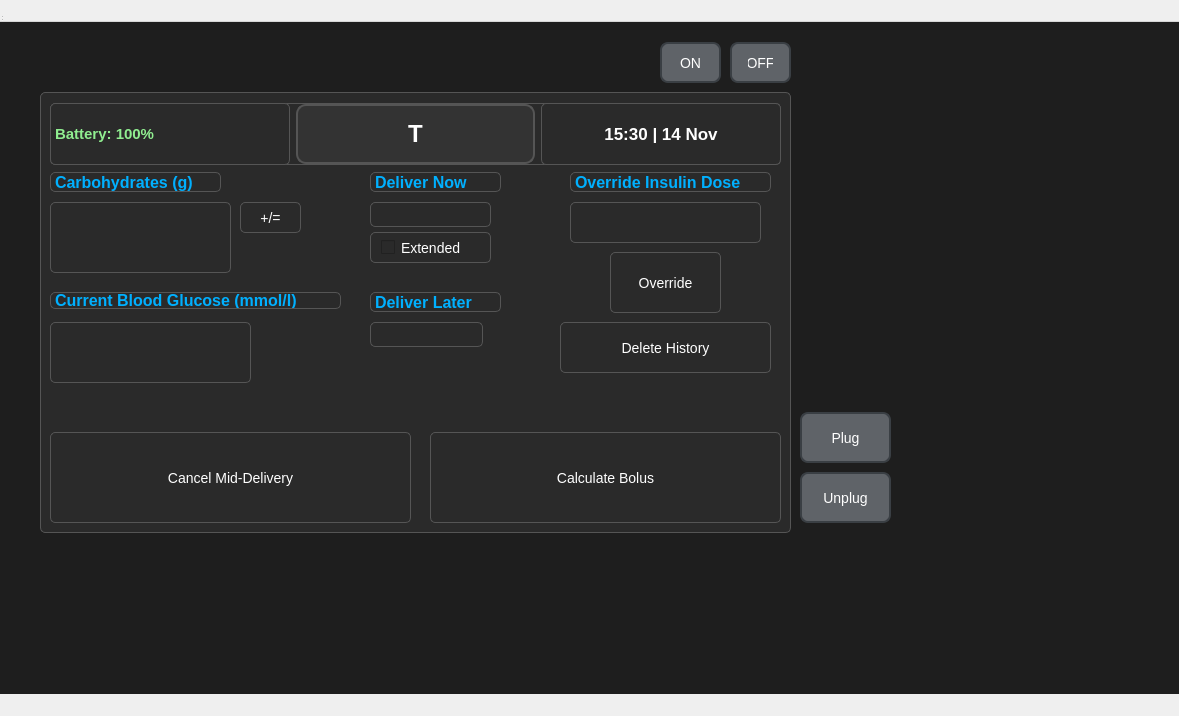
Before: the Qt Designer form src/bolusmenu.ui in Jelloge/insulin-pump-project, drawn with Qt 5.
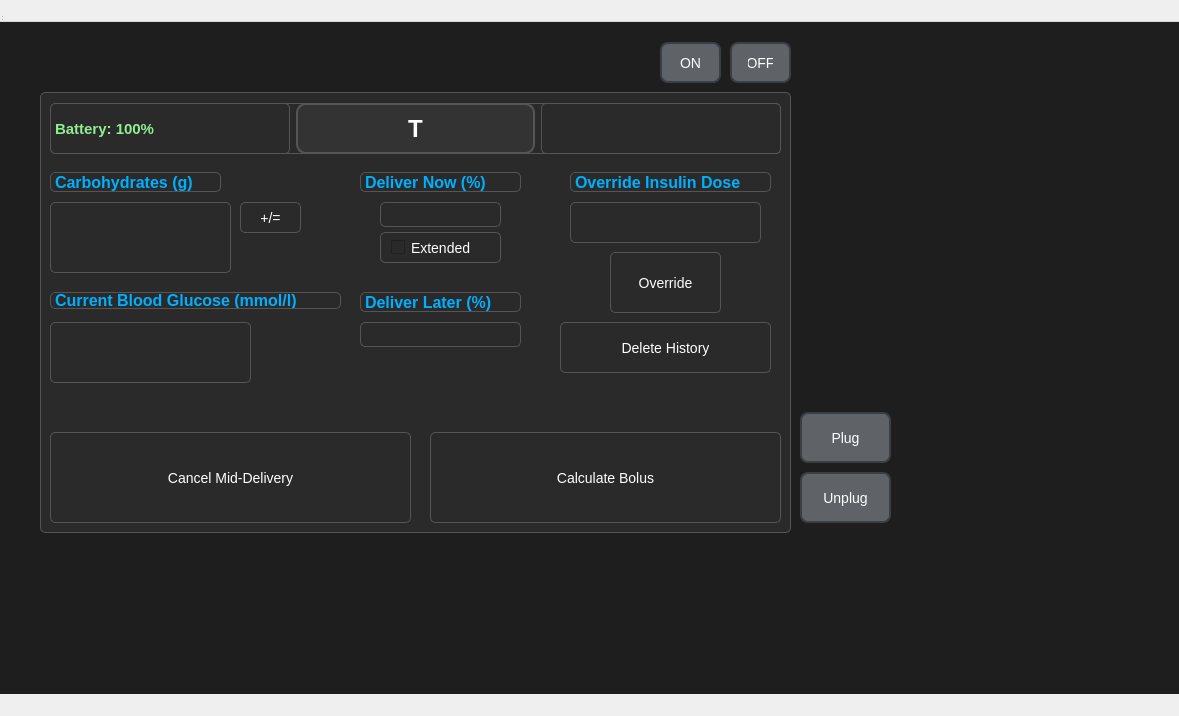
After: the same form once the commit is applied.

The edit to the form file:
```diff
--- a/src/bolusmenu.ui
+++ b/src/bolusmenu.ui
@@ -193,7 +193,7 @@
       <widget class="QCheckBox" name="showExtendedCheckBox">
        <property name="geometry">
         <rect>
-         <x>330</x>
+         <x>340</x>
          <y>140</y>
          <width>121</width>
          <height>31</height>
@@ -358,7 +358,7 @@
          <x>10</x>
          <y>11</y>
          <width>731</width>
-         <height>62</height>
+         <height>51</height>
         </rect>
        </property>
        <layout class="QHBoxLayout" name="horizontalLayout_topBar_2">
@@ -416,7 +416,7 @@
            <string notr="true">font-weight: bold; font-size: 13pt; color: white;</string>
           </property>
           <property name="text">
-           <string>15:30 | 14 Nov</string>
+           <string/>
           </property>
           <property name="alignment">
            <set>Qt::AlignCenter</set>
@@ -428,7 +428,7 @@
       <widget class="QLineEdit" name="DeliverNow">
        <property name="geometry">
         <rect>
-         <x>330</x>
+         <x>340</x>
          <y>110</y>
          <width>121</width>
          <height>25</height>
@@ -438,9 +438,9 @@
       <widget class="QLineEdit" name="DeliverLater">
        <property name="geometry">
         <rect>
-         <x>330</x>
+         <x>320</x>
          <y>230</y>
-         <width>113</width>
+         <width>161</width>
          <height>25</height>
         </rect>
        </property>
@@ -448,9 +448,9 @@
       <widget class="QLabel" name="carbsLabel_2">
        <property name="geometry">
         <rect>
-         <x>330</x>
+         <x>320</x>
          <y>80</y>
-         <width>131</width>
+         <width>161</width>
          <height>20</height>
         </rect>
        </property>
@@ -463,15 +463,15 @@
         </font>
        </property>
        <property name="text">
-        <string>Deliver Now</string>
+        <string>Deliver Now (%)</string>
        </property>
       </widget>
       <widget class="QLabel" name="carbsLabel_3">
        <property name="geometry">
         <rect>
-         <x>330</x>
+         <x>320</x>
          <y>200</y>
-         <width>131</width>
+         <width>161</width>
          <height>20</height>
         </rect>
        </property>
@@ -484,7 +484,7 @@
         </font>
        </property>
        <property name="text">
-        <string>Deliver Later</string>
+        <string>Deliver Later (%)</string>
        </property>
       </widget>
      </widget>
```
